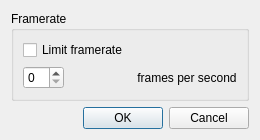
First picture: the form in src/frontend/qt_sdl/FramerateSettingsDialog.ui, repository melonDS-emu/melonDS, before the edit.
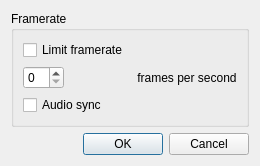
Second picture: the form after the edit.

Commit message: move audio sync to framerate dialog

Patch:
```diff
--- a/src/frontend/qt_sdl/FramerateSettingsDialog.ui
+++ b/src/frontend/qt_sdl/FramerateSettingsDialog.ui
@@ -50,6 +50,16 @@
         </property>
        </widget>
       </item>
+      <item row="3" column="0">
+       <widget class="QCheckBox" name="cbAudioSync">
+        <property name="whatsThis">
+         <string>Enabling this syncs the framerate to the audio</string>
+        </property>
+        <property name="text">
+         <string>Audio sync</string>
+        </property>
+       </widget>
+      </item>
      </layout>
     </widget>
    </item>
```
The commit also changes 4 other files.
